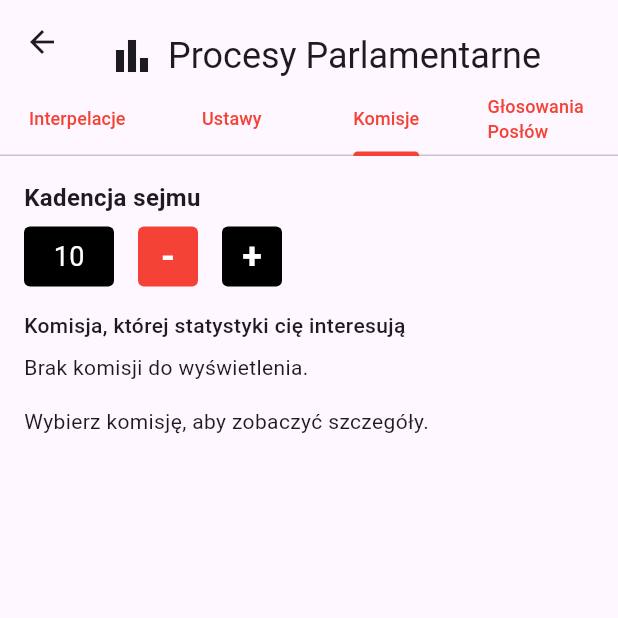
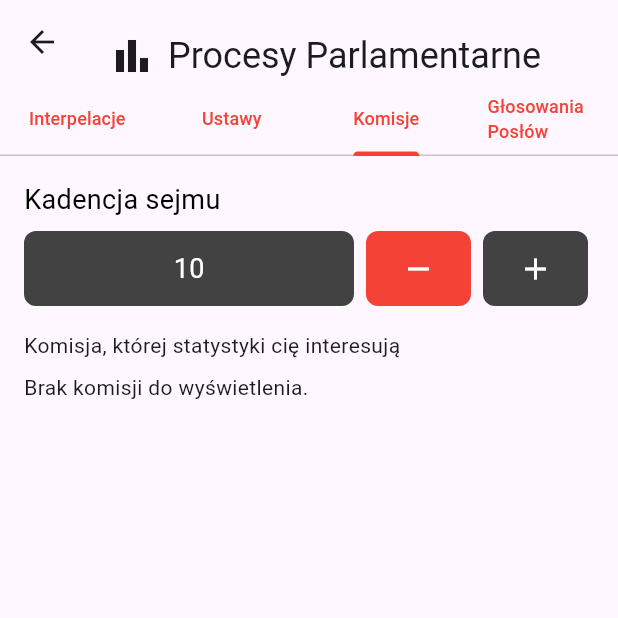
Before and after one commit to kingbrucelee/popis_mobilna_apka, a Flutter app: the View2 screen opened by its route, tab 3 chosen, on a phone screen of 412 x 824 dp, the top half of it. Run offline on Flutter 3.47's test engine with Material 3 defaults, Android fonts, the phone set to English and light mode, and no system bars; our stand-ins replace fl_chart; network calls fail.

Commit message:
Procesy parlamentarne komisje

```diff
--- a/lib/views/Procesy_Parlamentarne.dart
+++ b/lib/views/Procesy_Parlamentarne.dart
@@ -439,13 +439,8 @@ class _View2State extends State<View2> with SingleTickerProviderStateMixin {
           crossAxisAlignment: CrossAxisAlignment.start,
           children: [
             // Tytuł: "Kadencja sejmu"
-            Text(
-              'Kadencja sejmu',
-              style: TextStyle(
-                fontSize: 16,
-                fontWeight: FontWeight.bold,
-              ),
-            ),
+            Text('Kadencja sejmu',
+                style: TextStyle(fontSize: 18, color: Colors.black)),
             const SizedBox(height: 8),
 
             // Wiersz: [liczba (czarne tło), minus (czerwone tło), plus (czarne tło)]
@@ -454,12 +449,12 @@ class _View2State extends State<View2> with SingleTickerProviderStateMixin {
               children: [
                 // Wyświetlenie bieżącej kadencji w czarnym polu
                 Container(
-                  width: 60,
-                  height: 40,
+                  width: 220,
+                  height: 50,
                   alignment: Alignment.center,
                   decoration: BoxDecoration(
-                    color: Colors.black,
-                    borderRadius: BorderRadius.circular(4),
+                    color: Colors.grey[800],
+                    borderRadius: BorderRadius.circular(8),
                   ),
                   child: Text(
                     '$_selectedTerm',
@@ -469,7 +464,7 @@ class _View2State extends State<View2> with SingleTickerProviderStateMixin {
                     ),
                   ),
                 ),
-                const SizedBox(width: 16),
+                const SizedBox(width: 8),
 
                 // Przycisk "-"
                 InkWell(
@@ -481,24 +476,17 @@ class _View2State extends State<View2> with SingleTickerProviderStateMixin {
                     fetchCommittees();
                   },
                   child: Container(
-                    width: 40,
-                    height: 40,
+                    width: 70,
+                    height: 50,
                     alignment: Alignment.center,
                     decoration: BoxDecoration(
                       color: Colors.red,
-                      borderRadius: BorderRadius.circular(4),
+                      borderRadius: BorderRadius.circular(8),
                     ),
-                    child: const Text(
-                      '-',
-                      style: TextStyle(
-                        fontSize: 24,
-                        color: Colors.white,
-                        fontWeight: FontWeight.bold,
-                      ),
-                    ),
+                    child: Icon(Icons.remove, color: Colors.white),
                   ),
                 ),
-                const SizedBox(width: 16),
+                const SizedBox(width: 8),
 
                 // Przycisk "+"
                 InkWell(
@@ -510,21 +498,14 @@ class _View2State extends State<View2> with SingleTickerProviderStateMixin {
                     fetchCommittees();
                   },
                   child: Container(
-                    width: 40,
-                    height: 40,
+                    width: 70,
+                    height: 50,
                     alignment: Alignment.center,
                     decoration: BoxDecoration(
-                      color: Colors.black,
-                      borderRadius: BorderRadius.circular(4),
+                      color: Colors.grey[800],
+                      borderRadius: BorderRadius.circular(8),
                     ),
-                    child: const Text(
-                      '+',
-                      style: TextStyle(
-                        fontSize: 24,
-                        color: Colors.white,
-                        fontWeight: FontWeight.bold,
-                      ),
-                    ),
+                    child: Icon(Icons.add, color: Colors.white),
                   ),
                 ),
               ],
@@ -534,9 +515,6 @@ class _View2State extends State<View2> with SingleTickerProviderStateMixin {
             // Tytuł sekcji z komisjami
             const Text(
               'Komisja, której statystyki cię interesują',
-              style: TextStyle(
-                fontWeight: FontWeight.w500,
-              ),
             ),
             const SizedBox(height: 8),
 
@@ -574,7 +552,7 @@ class _View2State extends State<View2> with SingleTickerProviderStateMixin {
 
             // Szczegóły wybranej komisji
             _committeeDetails == null
-                ? const Text('Wybierz komisję, aby zobaczyć szczegóły.')
+                ? const Text('')
                 : _buildCommitteeDetails(),
           ],
         ),
```
